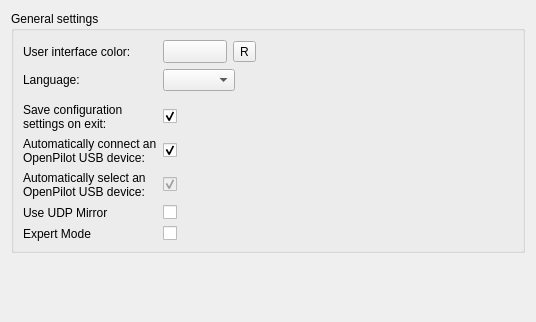
First picture: the form in ground/openpilotgcs/src/plugins/coreplugin/generalsettings.ui, repository openpilot/OpenPilot, before the edit.
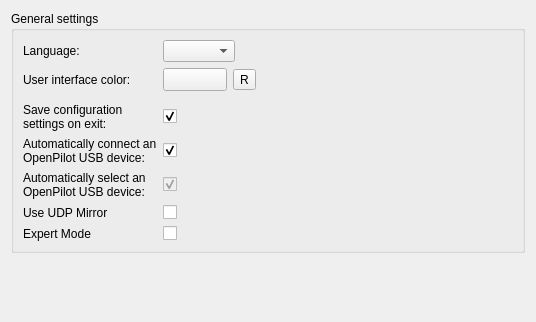
Second picture: the form after the edit. Icons and pictures are not drawn. Custom widgets are drawn as their Qt base class.

What changed in the file:
```diff
--- a/ground/openpilotgcs/src/plugins/coreplugin/generalsettings.ui
+++ b/ground/openpilotgcs/src/plugins/coreplugin/generalsettings.ui
@@ -17,14 +17,14 @@
       <string>General settings</string>
      </property>
      <layout class="QGridLayout" name="gridLayout">
-      <item row="0" column="0">
+      <item row="1" column="0">
        <widget class="QLabel" name="colorLabel">
         <property name="text">
          <string>User interface color:</string>
         </property>
        </widget>
       </item>
-      <item row="0" column="1">
+      <item row="1" column="1">
        <widget class="QWidget" name="widget" native="true">
         <layout class="QGridLayout" name="gridLayout_2">
          <property name="margin">
@@ -79,7 +79,7 @@
         </layout>
        </widget>
       </item>
-      <item row="8" column="1">
+      <item row="9" column="1">
        <widget class="QWidget" name="widget_2" native="true">
         <layout class="QGridLayout" name="gridLayout_3">
          <property name="margin">
@@ -88,34 +88,7 @@
         </layout>
        </widget>
       </item>
-      <item row="1" column="0">
-       <widget class="QLabel" name="label_3">
-        <property name="text">
-         <string>Language:</string>
-        </property>
-       </widget>
-      </item>
-      <item row="1" column="1">
-       <layout class="QHBoxLayout" name="horizontalLayout">
-        <item>
-         <widget class="QComboBox" name="languageBox"/>
-        </item>
-        <item>
-         <spacer name="horizontalSpacer_3">
-          <property name="orientation">
-           <enum>Qt::Horizontal</enum>
-          </property>
-          <property name="sizeHint" stdset="0">
-           <size>
-            <width>40</width>
-            <height>20</height>
-           </size>
-          </property>
-         </spacer>
-        </item>
-       </layout>
-      </item>
-      <item row="9" column="1">
+      <item row="10" column="1">
        <widget class="QCheckBox" name="checkBoxSaveOnExit">
         <property name="text">
          <string/>
@@ -125,7 +98,7 @@
         </property>
        </widget>
       </item>
-      <item row="9" column="0">
+      <item row="10" column="0">
        <widget class="QLabel" name="label_4">
         <property name="text">
          <string>Save configuration settings on exit:</string>
@@ -135,7 +108,7 @@
         </property>
        </widget>
       </item>
-      <item row="10" column="0">
+      <item row="11" column="0">
        <widget class="QLabel" name="label_5">
         <property name="text">
          <string>Automatically connect an OpenPilot USB device:</string>
@@ -145,7 +118,7 @@
         </property>
        </widget>
       </item>
-      <item row="10" column="1">
+      <item row="11" column="1">
        <widget class="QCheckBox" name="checkAutoConnect">
         <property name="text">
          <string/>
@@ -155,7 +128,7 @@
         </property>
        </widget>
       </item>
-      <item row="11" column="0">
+      <item row="12" column="0">
        <widget class="QLabel" name="label_6">
         <property name="text">
          <string>Automatically select an OpenPilot USB device:</string>
@@ -165,7 +138,7 @@
         </property>
        </widget>
       </item>
-      <item row="11" column="1">
+      <item row="12" column="1">
        <widget class="QCheckBox" name="checkAutoSelect">
         <property name="enabled">
          <bool>false</bool>
@@ -178,34 +151,61 @@
         </property>
        </widget>
       </item>
-      <item row="12" column="1">
+      <item row="13" column="1">
        <widget class="QCheckBox" name="cbUseUDPMirror">
         <property name="text">
          <string/>
         </property>
        </widget>
       </item>
-      <item row="12" column="0">
+      <item row="13" column="0">
        <widget class="QLabel" name="labelUDP">
         <property name="text">
          <string>Use UDP Mirror</string>
         </property>
        </widget>
       </item>
-      <item row="13" column="0">
+      <item row="14" column="0">
        <widget class="QLabel" name="labelExpert">
         <property name="text">
          <string>Expert Mode</string>
         </property>
        </widget>
       </item>
-      <item row="13" column="1">
+      <item row="14" column="1">
        <widget class="QCheckBox" name="cbExpertMode">
         <property name="text">
          <string/>
         </property>
        </widget>
       </item>
+      <item row="0" column="1">
+       <layout class="QHBoxLayout" name="horizontalLayout">
+        <item>
+         <widget class="QComboBox" name="languageBox"/>
+        </item>
+        <item>
+         <spacer name="horizontalSpacer_3">
+          <property name="orientation">
+           <enum>Qt::Horizontal</enum>
+          </property>
+          <property name="sizeHint" stdset="0">
+           <size>
+            <width>40</width>
+            <height>20</height>
+           </size>
+          </property>
+         </spacer>
+        </item>
+       </layout>
+      </item>
+      <item row="0" column="0">
+       <widget class="QLabel" name="label_3">
+        <property name="text">
+         <string>Language:</string>
+        </property>
+       </widget>
+      </item>
      </layout>
     </widget>
    </item>
```
